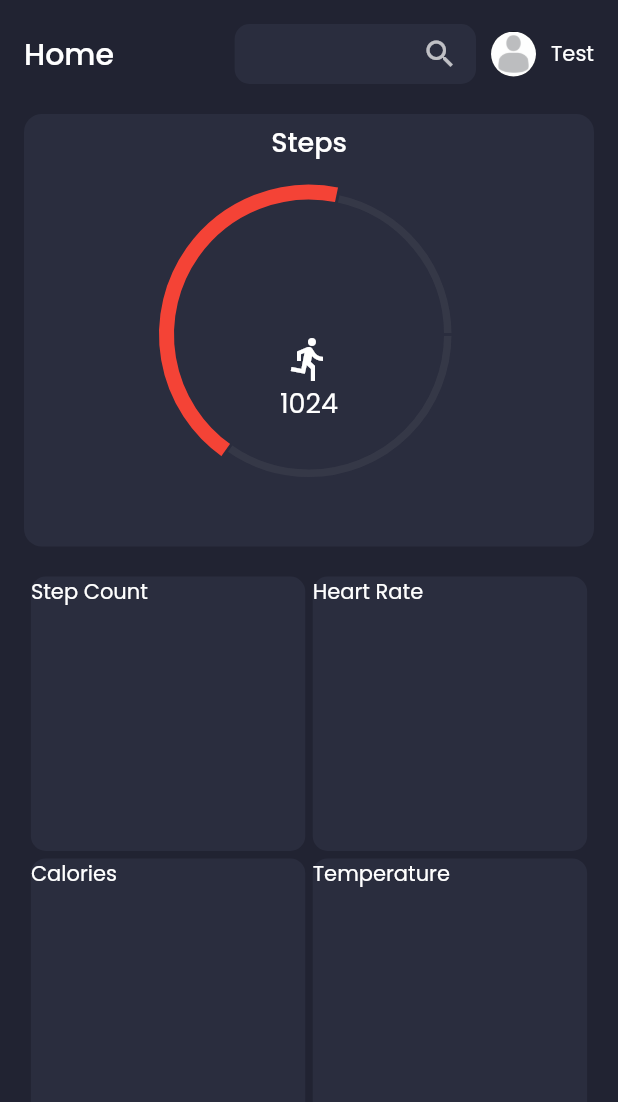
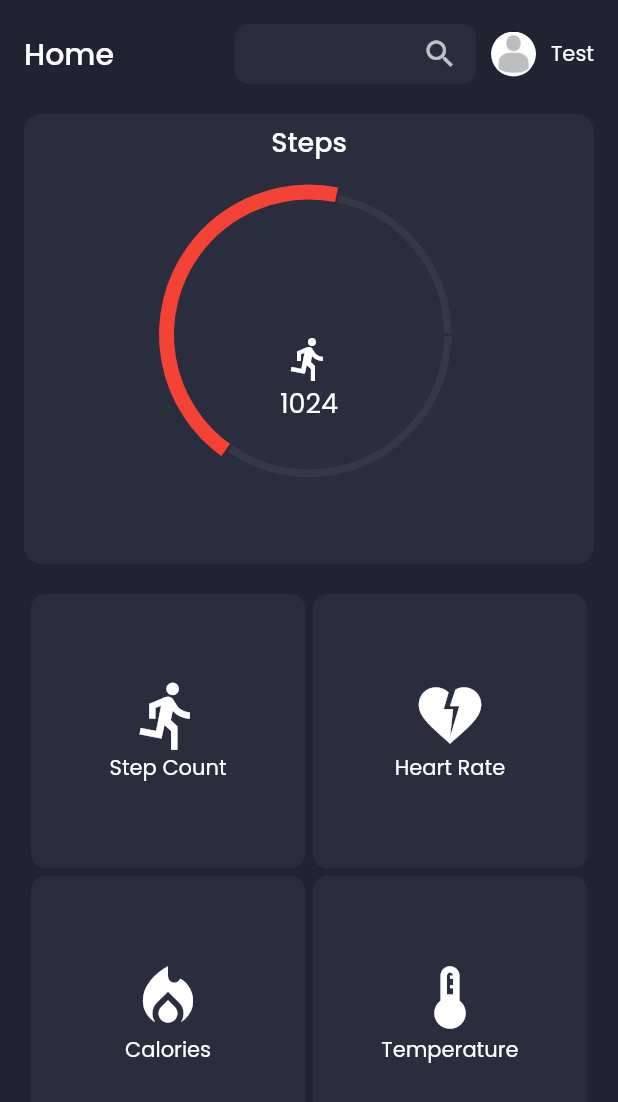
Before and after one commit to KarthikS373/Perfect-Fitness, a Flutter app: the screen it shows after launch, on a phone screen of 412 x 824 dp. Shown: the top 1102 px of the screen. Run offline on Flutter 3.47's test engine with Material 2 defaults, Android fonts, the phone set to English and light mode, and no system bars; drawn by our look-alikes of fl_chart; our stand-ins replace flutter_svg, google_fonts.

Commit message:
Third commit

```diff
--- a/lib/Models/homeGridOptions.dart
+++ b/lib/Models/homeGridOptions.dart
@@ -1,15 +1,33 @@
 import 'package:flutter/material.dart';
 
-class HomeGridOption{
+class HomeGridOption {
+  final String navURL;
   final IconData icons;
   final String name;
 
-  HomeGridOption({required this.icons, required this.name});
+  HomeGridOption(
+      {required this.navURL, required this.icons, required this.name});
 }
 
 List<HomeGridOption> homegridOptions = [
-  HomeGridOption(icons: Icons.directions_run, name: "Step Count"),
-  HomeGridOption(icons: Icons.heart_broken, name: "Heart Rate"),
-  HomeGridOption(icons: Icons.local_fire_department, name: "Calories"),
-  HomeGridOption(icons: Icons.thermostat_outlined, name: "Temperature"),
+  HomeGridOption(
+    icons: Icons.directions_run,
+    name: "Step Count",
+    navURL: "StepCount",
+  ),
+  HomeGridOption(
+    icons: Icons.heart_broken,
+    name: "Heart Rate",
+    navURL: "HeartRate",
+  ),
+  HomeGridOption(
+    icons: Icons.local_fire_department,
+    name: "Calories",
+    navURL: "Calories",
+  ),
+  HomeGridOption(
+    icons: Icons.thermostat_outlined,
+    name: "Temperature",
+    navURL: "Temperature",
+  ),
 ];
--- /dev/null
+++ b/lib/Models/recentActivities.dart
@@ -0,0 +1,79 @@
+import 'package:flutter/material.dart';
+
+class RecentActivities {
+  final String name;
+  final DateTime time;
+  final String caloriesBurnt;
+  final String heartBeat;
+  final String temp;
+
+  RecentActivities(
+      {required this.name,
+      required this.time,
+      required this.caloriesBurnt,
+      required this.heartBeat,
+      required this.temp});
+}
+
+List<RecentActivities> recentActivities = <RecentActivities>[
+  RecentActivities(
+      name: "Running",
+      time: DateTime.now(),
+      caloriesBurnt: "200",
+      heartBeat: "72",
+      temp: "32C"),
+  RecentActivities(
+      name: "Running",
+      time: DateTime.now(),
+      caloriesBurnt: "200",
+      heartBeat: "72",
+      temp: "32C"),
+  RecentActivities(
+      name: "Running",
+      time: DateTime.now(),
+      caloriesBurnt: "200",
+      heartBeat: "72",
+      temp: "32C"),
+  RecentActivities(
+      name: "Running",
+      time: DateTime.now(),
+      caloriesBurnt: "200",
+      heartBeat: "72",
+      temp: "32C"),
+  RecentActivities(
+      name: "Running",
+      time: DateTime.now(),
+      caloriesBurnt: "200",
+      heartBeat: "72",
+      temp: "32C"),
+  RecentActivities(
+      name: "Running",
+      time: DateTime.now(),
+      caloriesBurnt: "200",
+      heartBeat: "72",
+      temp: "32C"),
+  RecentActivities(
+      name: "Running",
+      time: DateTime.now(),
+      caloriesBurnt: "200",
+      heartBeat: "72",
+      temp: "32C"),
+  RecentActivities(
+      name: "Running",
+      time: DateTime.now(),
+      caloriesBurnt: "200",
+      heartBeat: "72",
+      temp: "32C"),
+  RecentActivities(
+      name: "Running",
+      time: DateTime.now(),
+      caloriesBurnt: "200",
+      heartBeat: "72",
+      temp: "32C"),
+  RecentActivities(
+      name: "Running",
+      time: DateTime.now(),
+      caloriesBurnt: "200",
+      heartBeat: "72",
+      temp: "32C"),
+];
--- a/lib/Screens/HomeScreen/HomeScreen.dart
+++ b/lib/Screens/HomeScreen/HomeScreen.dart
@@ -1,5 +1,6 @@
 import 'package:fitness_monitoring/Screens/HomeScreen/homeGrids.dart';
 import 'package:fitness_monitoring/Screens/HomeScreen/homeHeader.dart';
+import 'package:fitness_monitoring/Screens/HomeScreen/homeRecentActivities.dart';
 import 'package:fitness_monitoring/Screens/HomeScreen/homeStepCount.dart';
 import 'package:flutter/material.dart';
 
@@ -17,6 +18,7 @@ class HomeScreen extends StatelessWidget {
               HomeHeader(),
               HomeStepCount(),
               HomeGrids(),
+              HomeRecentActivities(),
             ],
           ),
         ),
--- a/lib/Screens/HomeScreen/homeGrids.dart
+++ b/lib/Screens/HomeScreen/homeGrids.dart
@@ -1,6 +1,7 @@
 import 'package:fitness_monitoring/Models/homeGridOptions.dart';
 import 'package:fitness_monitoring/Utils/colors.dart';
 import 'package:flutter/material.dart';
+import 'dart:math';
 
 class HomeGrids extends StatelessWidget {
   const HomeGrids({Key? key}) : super(key: key);
@@ -9,13 +10,23 @@ class HomeGrids extends StatelessWidget {
   Widget build(BuildContext context) {
     return SizedBox(
       width: MediaQuery.of(context).size.width * 0.9,
-      height: MediaQuery.of(context).size.height * 0.5,
+      height: MediaQuery.of(context).orientation == Orientation.portrait
+          ? MediaQuery.of(context).size.height * 0.5
+          : 720,
       child: GridView.builder(
+        physics: const NeverScrollableScrollPhysics(),
         gridDelegate: const SliverGridDelegateWithFixedCrossAxisCount(
-            crossAxisCount: 2, crossAxisSpacing: 5, mainAxisSpacing: 5),
+          crossAxisCount: 2,
+          crossAxisSpacing: 5,
+          mainAxisSpacing: 5,
+        ),
         itemCount: homegridOptions.length,
         itemBuilder: (context, index) {
-          return Container(
+          return InkWell(
+            onTapDown: (details) {
+              print(homegridOptions[index].navURL);
+            },
+            child: Container(
                 decoration: const BoxDecoration(
                   color: secondaryColor,
                   borderRadius: BorderRadius.all(
@@ -24,7 +35,13 @@ class HomeGrids extends StatelessWidget {
                 ),
                 height: 50,
                 width: 50,
-            child: Text(homegridOptions[index].name),
+                child: Column(
+                  mainAxisAlignment: MainAxisAlignment.center,
+                  children: [
+                    Icon(homegridOptions[index].icons, size: 50),
+                    Text(homegridOptions[index].name),
+                  ],
+                )),
           );
         },
       ),
--- /dev/null
+++ b/lib/Screens/HomeScreen/homeRecentActivities.dart
@@ -0,0 +1,131 @@
+import 'dart:math';
+
+import 'package:fitness_monitoring/Models/recentActivities.dart';
+import 'package:fitness_monitoring/Utils/colors.dart';
+import 'package:flutter/material.dart';
+import 'package:google_fonts/google_fonts.dart';
+import 'package:intl/intl.dart';
+
+class HomeRecentActivities extends StatefulWidget {
+  const HomeRecentActivities({Key? key}) : super(key: key);
+
+  @override
+  State<HomeRecentActivities> createState() => _HomeRecentActivitiesState();
+}
+
+class _HomeRecentActivitiesState extends State<HomeRecentActivities> {
+  @override
+  Widget build(BuildContext context) {
+    return Container(
+      decoration: const BoxDecoration(
+        color: secondaryColor,
+        borderRadius: BorderRadius.all(
+          Radius.circular(12),
+        ),
+      ),
+      child: Padding(
+        padding: const EdgeInsets.all(16),
+        child: Column(
+          crossAxisAlignment: CrossAxisAlignment.start,
+          children: [
+            Text(
+              "Recent Activities",
+              style: GoogleFonts.poppins(
+                fontSize: 22,
+                fontWeight: FontWeight.w500,
+              ),
+            ),
+            const SizedBox(
+              height: 10,
+            ),
+            Row(
+              children: const [
+                Text("Activity"),
+                Spacer(
+                  flex: 2,
+                ),
+                Text("Date"),
+                Spacer(),
+                Text("Calories"),
+              ],
+            ),
+            Container(
+              width: MediaQuery.of(context).orientation == Orientation.portrait
+                  ? MediaQuery.of(context).size.width * 0.85
+                  : MediaQuery.of(context).size.width * 0.95,
+              height: 0.5,
+              decoration: BoxDecoration(
+                color: Colors.grey.withOpacity(0.5),
+              ),
+            ),
+            SizedBox(
+              height: 250,
+              child: ListView.builder(
+                physics: const NeverScrollableScrollPhysics(),
+                itemBuilder: (context, index) {
+                  return Container(
+                    padding: const EdgeInsets.symmetric(
+                      vertical: 7.5,
+                    ),
+                    decoration: BoxDecoration(
+                      border: Border.symmetric(
+                        horizontal:
+                            BorderSide(color: Colors.grey.withOpacity(0.1)),
+                      ),
+                    ),
+                    child: Row(
+                      children: [
+                        Text(recentActivities[index].name),
+                        const Spacer(
+                          flex: 2,
+                        ),
+                        Text(
+                          DateFormat('dd-MM-y')
+                              .format(recentActivities[index].time),
+                        ),
+                        const Spacer(),
+                        Text(
+                          "${recentActivities[index].caloriesBurnt} cal",
+                        ),
+                      ],
+                    ),
+                  );
+                },
+                itemCount: min(recentActivities.length, 6),
+              ),
+            ),
+            Container(
+              padding: EdgeInsets.symmetric(
+                horizontal: MediaQuery.of(context).size.width * 0.3456,
+                vertical: 5,
+              ),
+              decoration: BoxDecoration(
+                borderRadius: const BorderRadius.all(
+                  Radius.circular(10),
+                ),
+                border: Border.all(
+                  color: primaryColor,
+                  style: BorderStyle.solid,
+                  width: 0.4,
+                ),
+              ),
+              child: Row(
+                mainAxisAlignment: MainAxisAlignment.center,
+                children: [
+                  Text(
+                    "More",
+                    style: GoogleFonts.poppins(
+                      fontWeight: FontWeight.w500,
+                      fontSize: 22,
+                      color: textColor,
+                    ),
+                  ),
+                ],
+              ),
+            ),
+          ],
+        ),
+      ),
+    );
+  }
+}
--- a/lib/Screens/HomeScreen/homeStepCount.dart
+++ b/lib/Screens/HomeScreen/homeStepCount.dart
@@ -2,6 +2,7 @@ import 'package:fitness_monitoring/Utils/colors.dart';
 import 'package:fl_chart/fl_chart.dart';
 import 'package:flutter/material.dart';
 import 'package:google_fonts/google_fonts.dart';
+import 'dart:math';
 
 class HomeStepCount extends StatefulWidget {
   const HomeStepCount({Key? key}) : super(key: key);
@@ -15,7 +16,7 @@ class _HomeStepCountState extends State<HomeStepCount> {
   Widget build(BuildContext context) {
     return Container(
       margin: const EdgeInsets.symmetric(vertical: 20),
-      height: MediaQuery.of(context).size.height * 0.35,
+      height: max(MediaQuery.of(context).size.height * 0.35, 300),
       width: double.infinity,
       decoration: const BoxDecoration(
         borderRadius: BorderRadius.all(
--- a/pubspec.yaml
+++ b/pubspec.yaml
@@ -38,6 +38,7 @@ dependencies:
   flutter_svg: ^1.1.0
   fl_chart: ^0.51.0
   provider: ^6.0.3
+  intl: ^0.17.0
 
 dev_dependencies:
   flutter_test:
```
Also changed, not shown: pubspec.lock. Lines whose indentation alone changed are shown as unchanged.
